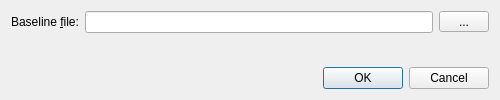
First picture: the form in src/spectroscope/ui/spectroscope_baseline.ui, repository konung-yaropolk/SpectroScope, before the edit.
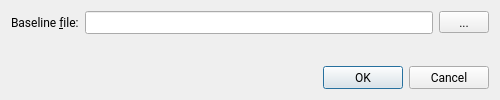
Second picture: the form after the edit.

Diff of the .ui file:
```diff
--- a/src/spectroscope/ui/spectroscope_baseline.ui
+++ b/src/spectroscope/ui/spectroscope_baseline.ui
@@ -10,6 +10,11 @@
     <height>100</height>
    </rect>
   </property>
+  <property name="font">
+   <font>
+    <family>Roboto</family>
+   </font>
+  </property>
   <property name="windowTitle">
    <string>Baseline - SpectroScope</string>
   </property>
```
